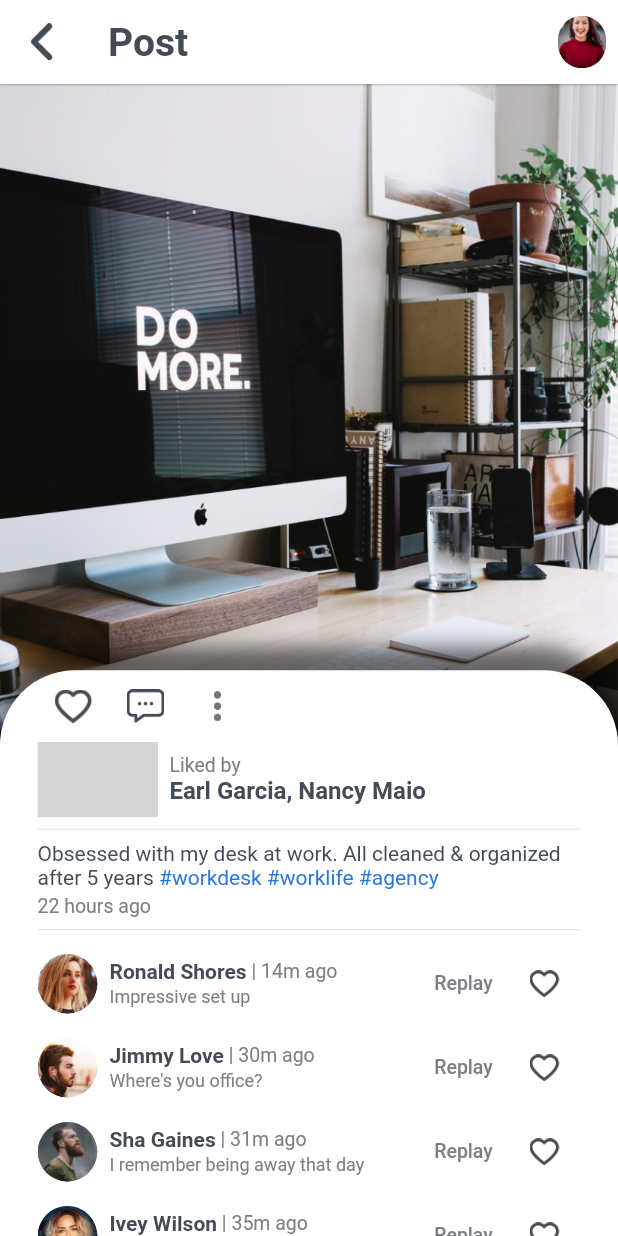
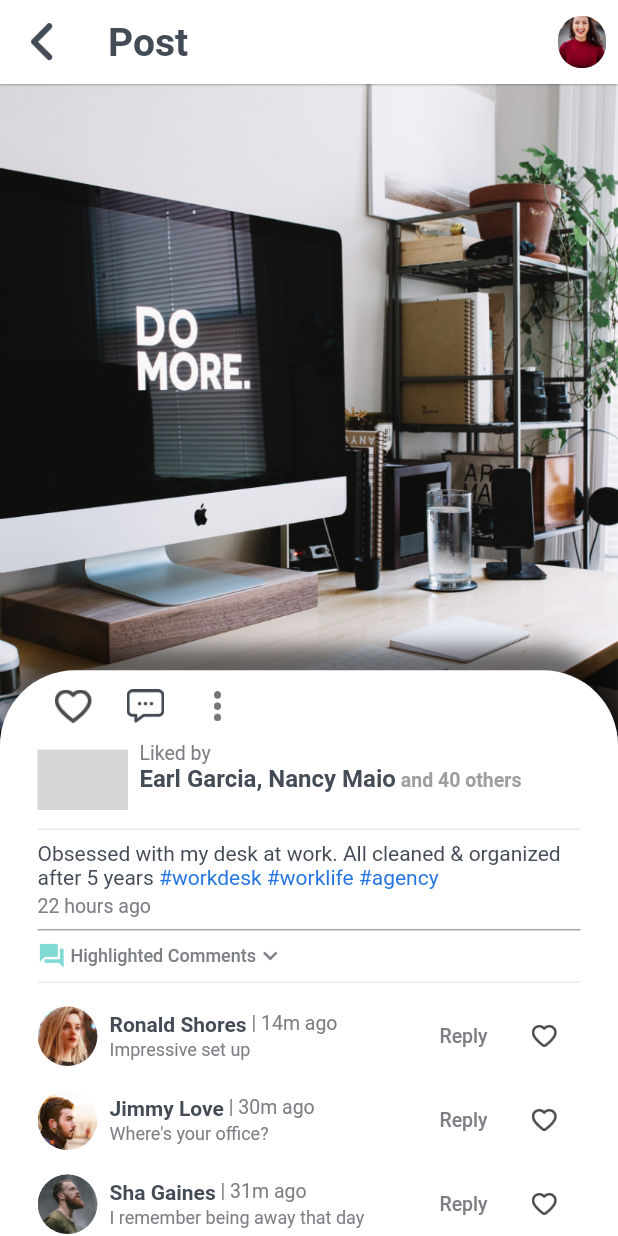
Before and after one commit to MUHAMMEDSINANCP/CP-Connects, a Flutter app: the PostDetailView screen opened directly, on a phone screen of 412 x 824 dp. Run offline on Flutter 3.47's test engine with Material 2 defaults, Android fonts, the phone set to English and light mode, and no system bars; missing offline and left inert: avatar_stack; grey boxes are pictures that could not be loaded.

Commit message:
UI Completed

```diff
--- a/lib/common_widget/comment_row.dart
+++ b/lib/common_widget/comment_row.dart
@@ -71,10 +71,9 @@ class CommentRow extends StatelessWidget {
           SizedBox(
             width: 60,
             child: TextButton(
-
               onPressed: () {},
               child: Text(
-                "Replay",
+                "Reply",
                 style: TextStyle(color: TColor.secondaryText, fontSize: 13),
               ),
             ),
@@ -83,8 +82,8 @@ class CommentRow extends StatelessWidget {
               onPressed: () {},
               icon: Image.asset(
                 "assets/img/fav.png",
-                width: 20,
-                height: 20,
+                width: 17,
+                height: 17,
               ))
         ],
       ),
--- a/lib/view/notifications/notifications_view.dart
+++ b/lib/view/notifications/notifications_view.dart
@@ -3,6 +3,7 @@ import 'package:flutter/material.dart';
 import '../../common/color_extension.dart';
 import '../../common_widget/notification_section_row.dart';
 import '../home/details_view.dart';
+import '../main_tab/main_tab_view.dart';
 
 class NotificationsView extends StatefulWidget {
   const NotificationsView({super.key});
@@ -116,8 +117,8 @@ class _NotificationsViewState extends State<NotificationsView> {
         elevation: 1,
         leading: IconButton(
           onPressed: () {
-            Navigator.pop(context);
-          },
+       Navigator.pushReplacement(context,
+                MaterialPageRoute(builder: (context) => const MainTabView()));          },
           icon: Image.asset(
             "assets/img/back.png",
             width: 25,
--- a/lib/view/post/post_detail_view.dart
+++ b/lib/view/post/post_detail_view.dart
@@ -1,10 +1,13 @@
 import 'package:avatar_stack/avatar_stack.dart';
 import 'package:avatar_stack/positions.dart';
 import 'package:cp_connects/view/post/comment_view.dart';
+import 'package:cp_connects/view/stories/stories_view.dart';
+import 'package:flutter/gestures.dart';
 import 'package:flutter/material.dart';
 
 import '../../common/color_extension.dart';
 import '../../common_widget/comment_row.dart';
+import '../home/details_view.dart';
 
 class PostDetailView extends StatefulWidget {
   const PostDetailView({super.key});
@@ -23,7 +26,7 @@ class _PostDetailViewState extends State<PostDetailView> {
     },
     {
       "name": "Jimmy Love",
-      "comment": "Where's you office?",
+      "comment": "Where's your office?",
       "time": "30m ago",
       "image": "assets/img/u2.png"
     },
@@ -63,7 +66,9 @@ class _PostDetailViewState extends State<PostDetailView> {
         backgroundColor: Colors.white,
         elevation: 0.5,
         leading: IconButton(
-          onPressed: () {},
+          onPressed: () {
+            Navigator.pop(context);
+          },
           icon: Image.asset(
             "assets/img/back.png",
             width: 25,
@@ -81,7 +86,14 @@ class _PostDetailViewState extends State<PostDetailView> {
         ),
         actions: [
           IconButton(
-            onPressed: () {},
+            onPressed: () {
+              Navigator.push(
+                context,
+                MaterialPageRoute(
+                  builder: (context) => const DetailsView(),
+                ),
+              );
+            },
             icon: ClipRRect(
               borderRadius: BorderRadius.circular(17.5),
               child: Image.asset(
@@ -117,13 +129,16 @@ class _PostDetailViewState extends State<PostDetailView> {
                     color: Colors.white,
                     borderRadius: BorderRadius.only(
                       topLeft: Radius.circular(50),
-                          topRight: Radius.circular(50)),
+                      topRight: Radius.circular(50),
+                    ),
                     boxShadow: [
                       BoxShadow(
                         color: Colors.black54,
                         blurRadius: 10,
-                            offset: Offset(0, -15))
-                      ]),
+                        offset: Offset(0, -15),
+                      ),
+                    ],
+                  ),
                   child: Padding(
                     padding: const EdgeInsets.symmetric(horizontal: 25),
                     child: Column(
@@ -171,15 +186,16 @@ class _PostDetailViewState extends State<PostDetailView> {
                           child: Row(
                             children: [
                               SizedBox(
-                                width: 80,
-                                height: 50,
+                                width: 60,
+                                height: 40,
                                 child: WidgetStack(
                                   positions: settings,
                                   stackedWidgets: [
                                     "assets/img/u1.png",
-                                    "assets/img/u2.png"
+                                    "assets/img/u2.png",
                                   ]
-                                      .map((img) => Container(
+                                      .map(
+                                        (img) => Container(
                                           width: 45,
                                           height: 45,
                                           decoration: BoxDecoration(
@@ -187,31 +203,35 @@ class _PostDetailViewState extends State<PostDetailView> {
                                                 BorderRadius.circular(25),
                                             border: Border.all(
                                               color: Colors.white,
-                                                    width: 2),
+                                              width: 2,
+                                            ),
                                             color: Colors.white,
                                             boxShadow: const [
                                               BoxShadow(
                                                 color: Colors.black12,
                                                 blurRadius: 2,
-                                                  )
-                                                ]),
+                                              ),
+                                            ],
+                                          ),
                                           child: ClipRRect(
                                             borderRadius:
                                                 BorderRadius.circular(25),
                                             child: Image.asset(
-                                                img ?? "",
+                                              img,
                                               width: 45,
                                               height: 45,
                                               fit: BoxFit.cover,
                                             ),
                                           ),
-                                          ))
+                                        ),
+                                      )
                                       .toList(),
                                   buildInfoWidget: (surplus) {
                                     return Center(
                                       child: Text(
                                         '+$surplus',
-                                    ));
+                                      ),
+                                    );
                                   },
                                 ),
                               ),
@@ -226,22 +246,45 @@ class _PostDetailViewState extends State<PostDetailView> {
                                     Text(
                                       "Liked by",
                                       textAlign: TextAlign.left,
-                                      maxLines: 1,
                                       style: TextStyle(
                                         color: TColor.secondaryText,
                                         fontSize: 13,
                                       ),
                                     ),
-                                    Text(
-                                      "Earl Garcia, Nancy Maio",
-                                      textAlign: TextAlign.left,
-                                      maxLines: 1,
+                                    Expanded(
+                                      child: RichText(
+                                        text: TextSpan(
+                                          children: [
+                                            TextSpan(
+                                              text: "Earl Garcia, Nancy Maio",
                                               style: TextStyle(
                                                 color: TColor.primaryText,
                                                 fontSize: 16,
                                                 fontWeight: FontWeight.w600,
                                               ),
-                                    )
+                                            ),
+                                            TextSpan(
+                                              text: " and 40 others",
+                                              style: const TextStyle(
+                                                color: Colors.grey,
+                                                fontSize: 13,
+                                                fontWeight: FontWeight.w600,
+                                              ),
+                                              recognizer: TapGestureRecognizer()
+                                                ..onTap = () {
+                                                  Navigator.push(
+                                                    context,
+                                                    MaterialPageRoute(
+                                                      builder: (context) =>
+                                                          const StoriesView(),
+                                                    ),
+                                                  );
+                                                },
+                                            ),
+                                          ],
+                                        ),
+                                      ),
+                                    ),
                                   ],
                                 ),
                               ),
@@ -278,8 +321,9 @@ class _PostDetailViewState extends State<PostDetailView> {
                                   color: TColor.primary,
                                   fontSize: 14,
                                 ),
-                                )
-                              ]),
+                              ),
+                            ],
+                          ),
                         ),
                         const SizedBox(
                           height: 4,
@@ -290,6 +334,30 @@ class _PostDetailViewState extends State<PostDetailView> {
                             color: TColor.secondaryText,
                             fontSize: 13,
                           ),
+                        ),
+                        Divider(
+                            color: TColor.primaryText.withOpacity(0.5),
+                            thickness: 1),
+                        Row(
+                          children: [
+                            Icon(
+                              Icons.forum,
+                              color: TColor.primaryEnd.withOpacity(0.5),
+                              size: 19,
+                            ),
+                            Text(
+                              " Highlighted Comments",
+                              style: TextStyle(
+                                  fontSize: 12,
+                                  color: TColor.secondaryText,
+                                  fontWeight: FontWeight.w500),
+                            ),
+                            Icon(
+                              Icons.expand_more,
+                              color: TColor.secondaryText,
+                              size: 19,
+                            ),
+                          ],
                         ),
                         const Divider(),
                         ListView.builder(
@@ -302,16 +370,17 @@ class _PostDetailViewState extends State<PostDetailView> {
                             return CommentRow(
                               cObj: cObj,
                             );
-                            }),
+                          },
+                        ),
                         const SizedBox(
                           height: 50,
                         ),
                       ],
                     ),
                   ),
-                )
+                ),
               ],
-            )
+            ),
           ],
         ),
       ),
--- a/lib/view/search/search_view.dart
+++ b/lib/view/search/search_view.dart
@@ -4,6 +4,7 @@ import '../../common/color_extension.dart';
 import '../../common_widget/user_row.dart';
 import '../../common_widget/user_story_cell.dart';
 import '../home/details_view.dart';
+import '../main_tab/main_tab_view.dart';
 
 class SearchView extends StatefulWidget {
   const SearchView({super.key});
@@ -124,7 +125,10 @@ class _SearchViewState extends State<SearchView> {
         backgroundColor: Colors.white,
         elevation: 0,
         leading: IconButton(
-          onPressed: () {},
+          onPressed: () {
+            Navigator.pushReplacement(context,
+                MaterialPageRoute(builder: (context) => const MainTabView()));
+          },
           icon: Image.asset(
             "assets/img/back.png",
             width: 25,
```
Also changed, not shown: lib/common_widget/chat_text_bubbles.dart (+17 -15 lines), lib/common_widget/group_cell.dart (+13 -17 lines), lib/common_widget/user_chat_row.dart (+6 -8 lines), lib/common_widget/user_notification_row.dart (+7 -4 lines), lib/view/home/chat_conversation_view.dart (+5 -2 lines), lib/view/home/details_view.dart (+7 -4 lines), lib/view/post/comment_view.dart (+9 -1 lines), lib/view/post/create_post_view.dart (+5 -2 lines), lib/view/stories/stories_view.dart (+3 -1 lines). Lines whose indentation alone changed are shown as unchanged.
